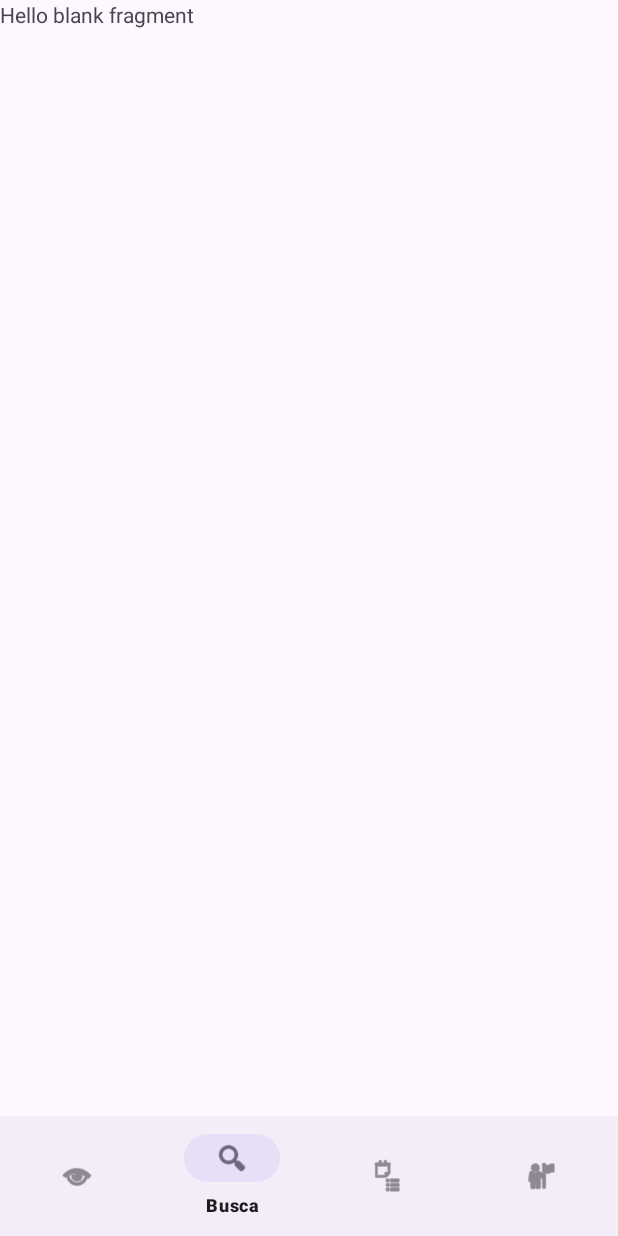
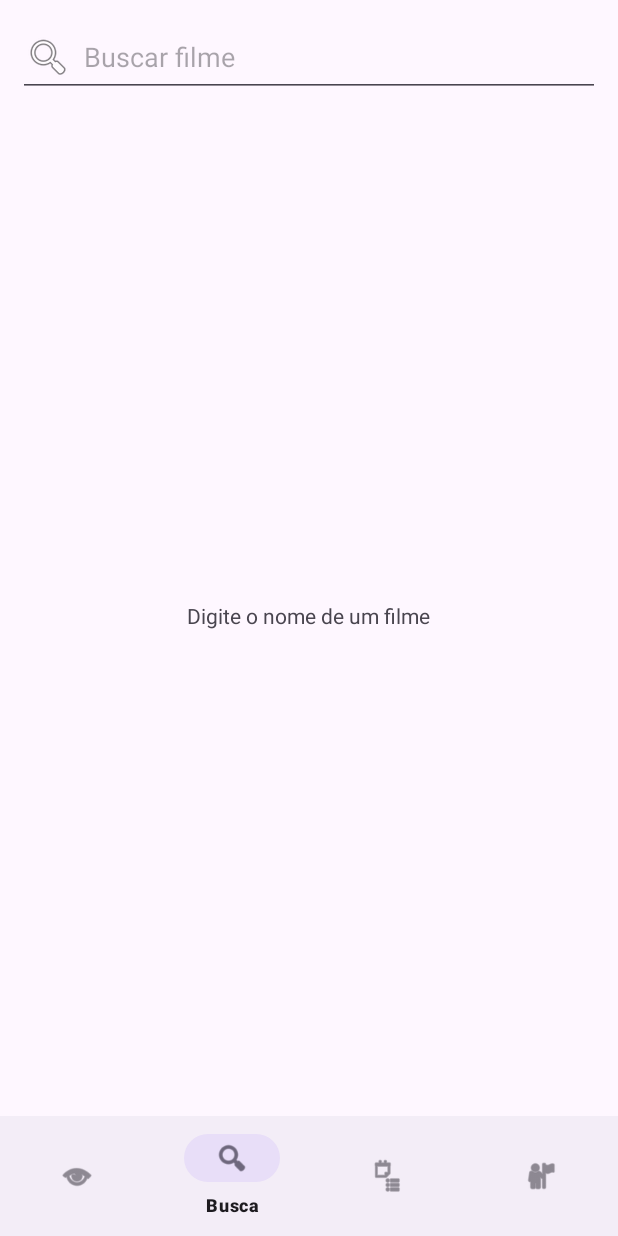
Before and after one commit to yurifariasx/lumiere, an Android app: the SearchFragment screen opened through its navigation route, on a phone screen of 412 x 824 dp. Run offline under Robolectric (Android 15) with nearby library versions, the phone set to English and light mode, and no system bars; our stand-ins replace navigation-ui; pictures from the network do not load.

Commit message:
Adicionado tela de busca de filmes com debounce

```diff
--- a/app/src/main/java/com/example/lumiere/SearchFragment.kt
+++ b/app/src/main/java/com/example/lumiere/SearchFragment.kt
@@ -1,59 +1,73 @@
 package com.example.lumiere
 
 import android.os.Bundle
-import androidx.fragment.app.Fragment
 import android.view.LayoutInflater
 import android.view.View
 import android.view.ViewGroup
+import androidx.core.widget.doAfterTextChanged
+import androidx.fragment.app.Fragment
+import androidx.fragment.app.viewModels
+import androidx.lifecycle.Lifecycle
+import androidx.lifecycle.lifecycleScope
+import androidx.lifecycle.repeatOnLifecycle
+import androidx.recyclerview.widget.GridLayoutManager
+import com.example.lumiere.databinding.FragmentSearchBinding
+import com.example.lumiere.ui.MovieAdapter
+import com.example.lumiere.ui.SearchState
+import com.example.lumiere.ui.SearchViewModel
+import kotlinx.coroutines.launch
 
-// TODO: Rename parameter arguments, choose names that match
-// the fragment initialization parameters, e.g. ARG_ITEM_NUMBER
-private const val ARG_PARAM1 = "param1"
-private const val ARG_PARAM2 = "param2"
+class SearchFragment : Fragment() {
 
-/**
- * A simple [Fragment] subclass.
- * Use the [SearchFragment.newInstance] factory method to
- * create an instance of this fragment.
- */
-class SearchFragment : Fragment() {
-    // TODO: Rename and change types of parameters
-    private var param1: String? = null
-    private var param2: String? = null
+    private var _binding: FragmentSearchBinding? = null
+    private val binding get() = _binding!!
+    private val viewModel: SearchViewModel by viewModels()
+    private val adapter = MovieAdapter()
 
-    override fun onCreate(savedInstanceState: Bundle?) {
-        super.onCreate(savedInstanceState)
-        arguments?.let {
-            param1 = it.getString(ARG_PARAM1)
-            param2 = it.getString(ARG_PARAM2)
+    override fun onCreateView(
+        inflater: LayoutInflater, container: ViewGroup?, savedInstanceState: Bundle?
+    ): View {
+        _binding = FragmentSearchBinding.inflate(inflater, container, false)
+        return binding.root
+    }
+
+    override fun onViewCreated(view: View, savedInstanceState: Bundle?) {
+        binding.rvResults.layoutManager = GridLayoutManager(requireContext(), 2)
+        binding.rvResults.adapter = adapter
+
+        binding.etSearch.doAfterTextChanged {
+            viewModel.onQueryChanged(it?.toString().orEmpty())
+        }
+
+        viewLifecycleOwner.lifecycleScope.launch {
+            viewLifecycleOwner.repeatOnLifecycle(Lifecycle.State.STARTED) {
+                viewModel.state.collect { render(it) }
+            }
         }
     }
 
-    override fun onCreateView(
-        inflater: LayoutInflater, container: ViewGroup?,
-        savedInstanceState: Bundle?
-    ): View? {
-        // Inflate the layout for this fragment
-        return inflater.inflate(R.layout.fragment_search, container, false)
+    private fun render(state: SearchState) {
+        binding.progress.visibility =
+            if (state is SearchState.Loading) View.VISIBLE else View.GONE
+
+        val message = when (state) {
+            is SearchState.Idle -> "Digite o nome de um filme"
+            is SearchState.Empty -> "Nenhum filme encontrado"
+            is SearchState.Error -> "Erro ao buscar. Verifique sua conexão."
+            else -> null
+        }
+        binding.tvMessage.text = message
+        binding.tvMessage.visibility = if (message != null) View.VISIBLE else View.GONE
+
+        if (state is SearchState.Success) {
+            adapter.submitList(state.movies)
+        } else if (state !is SearchState.Loading) {
+            adapter.submitList(emptyList())
+        }
     }
 
-    companion object {
-        /**
-         * Use this factory method to create a new instance of
-         * this fragment using the provided parameters.
-         *
-         * @param param1 Parameter 1.
-         * @param param2 Parameter 2.
-         * @return A new instance of fragment SearchFragment.
-         */
-        // TODO: Rename and change types and number of parameters
-        @JvmStatic
-        fun newInstance(param1: String, param2: String) =
-            SearchFragment().apply {
-                arguments = Bundle().apply {
-                    putString(ARG_PARAM1, param1)
-                    putString(ARG_PARAM2, param2)
-                }
-            }
+    override fun onDestroyView() {
+        super.onDestroyView()
+        _binding = null
     }
 }
--- /dev/null
+++ b/app/src/main/java/com/example/lumiere/ui/SearchViewModel.kt
@@ -0,0 +1,55 @@
+package com.example.lumiere.ui
+
+import androidx.lifecycle.ViewModel
+import androidx.lifecycle.viewModelScope
+import com.example.lumiere.data.Movie
+import com.example.lumiere.data.RetrofitClient
+import kotlinx.coroutines.CancellationException
+import kotlinx.coroutines.ExperimentalCoroutinesApi
+import kotlinx.coroutines.FlowPreview
+import kotlinx.coroutines.flow.MutableStateFlow
+import kotlinx.coroutines.flow.StateFlow
+import kotlinx.coroutines.flow.collectLatest
+import kotlinx.coroutines.flow.debounce
+import kotlinx.coroutines.flow.distinctUntilChanged
+import kotlinx.coroutines.launch
+
+sealed interface SearchState {
+    data object Idle : SearchState
+    data object Loading : SearchState
+    data object Empty : SearchState
+    data object Error : SearchState
+    data class Success(val movies: List<Movie>) : SearchState
+}
+
+@OptIn(FlowPreview::class)
+class SearchViewModel : ViewModel() {
+
+    private val query = MutableStateFlow("")
+    private val _state = MutableStateFlow<SearchState>(SearchState.Idle)
+    val state: StateFlow<SearchState> = _state
+
+    init {
+        viewModelScope.launch {
+            query.debounce(400).distinctUntilChanged().collectLatest { q ->
+                if (q.isBlank()) {
+                    _state.value = SearchState.Idle
+                    return@collectLatest
+                }
+                _state.value = SearchState.Loading
+                _state.value = try {
+                    val results = RetrofitClient.api.searchMovies(q).results
+                    if (results.isEmpty()) SearchState.Empty else SearchState.Success(results)
+                } catch (e: CancellationException) {
+                    throw e
+                } catch (e: Exception) {
+                    SearchState.Error
+                }
+            }
+        }
+    }
+
+    fun onQueryChanged(text: String) {
+        query.value = text.trim()
+    }
+}
--- a/app/src/main/res/layout/fragment_search.xml
+++ b/app/src/main/res/layout/fragment_search.xml
@@ -1,14 +1,45 @@
 <?xml version="1.0" encoding="utf-8"?>
-<FrameLayout xmlns:android="http://schemas.android.com/apk/res/android"
-    xmlns:tools="http://schemas.android.com/tools"
+<LinearLayout xmlns:android="http://schemas.android.com/apk/res/android"
     android:layout_width="match_parent"
     android:layout_height="match_parent"
-    tools:context=".SearchFragment">
+    android:orientation="vertical">
 
-    <!-- TODO: Update blank fragment layout -->
-    <TextView
+    <EditText
+        android:id="@+id/etSearch"
         android:layout_width="match_parent"
-        android:layout_height="match_parent"
-        android:text="@string/hello_blank_fragment" />
+        android:layout_height="wrap_content"
+        android:layout_margin="12dp"
+        android:hint="Buscar filme"
+        android:imeOptions="actionSearch"
+        android:inputType="text"
+        android:maxLines="1"
+        android:drawableStart="@android:drawable/ic_menu_search"
+        android:drawablePadding="8dp" />
 
-</FrameLayout>
+    <FrameLayout
+        android:layout_width="match_parent"
+        android:layout_height="0dp"
+        android:layout_weight="1">
+
+        <androidx.recyclerview.widget.RecyclerView
+            android:id="@+id/rvResults"
+            android:layout_width="match_parent"
+            android:layout_height="match_parent"
+            android:padding="6dp"
+            android:clipToPadding="false" />
+
+        <ProgressBar
+            android:id="@+id/progress"
+            android:layout_width="wrap_content"
+            android:layout_height="wrap_content"
+            android:layout_gravity="center"
+            android:visibility="gone" />
+
+        <TextView
+            android:id="@+id/tvMessage"
+            android:layout_width="wrap_content"
+            android:layout_height="wrap_content"
+            android:layout_gravity="center"
+            android:padding="24dp" />
+    </FrameLayout>
+</LinearLayout>
```
Also changed, not shown: app/src/main/java/com/example/lumiere/data/TmdbApi.kt (+7 -0 lines).
